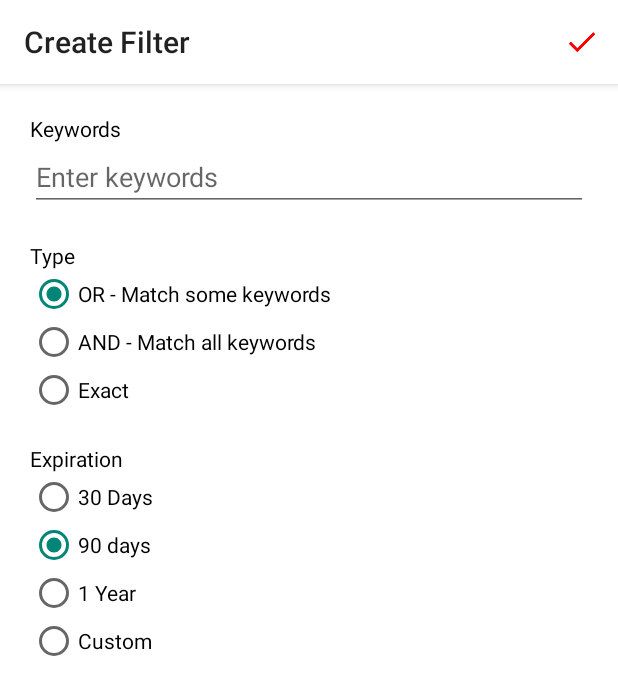
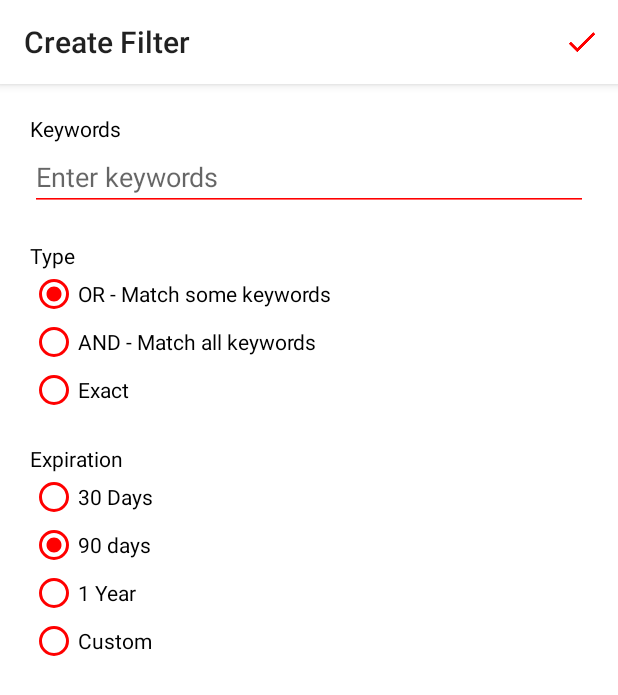
Before and after one commit to marklapasa/rfdhotdealswidget, an Android app: the screen it shows after launch (DealWatchActivity), after a tap on "ADD", on a phone screen of 412 x 824 dp. Shown: the top 695 px of the screen. Run offline under Robolectric (Android 15) with nearby library versions, the phone set to English and light mode, and no system bars; our stand-ins replace Picasso; libraries missing offline, so code that uses them is left out: com.orm, com.orm.dsl; pictures from the network do not load; 2 statements that could not run were skipped.

Commit message:
Work in progress

```diff
--- a/app/src/main/AndroidManifest.xml
+++ b/app/src/main/AndroidManifest.xml
@@ -49,7 +49,7 @@
                 android:resource="@xml/rfdhotdeals_appwidget_info"/>
         </receiver>
 
-        <receiver android:name=".DeleteNotificationBroadcastReceiver"
+        <receiver android:name=".MarkNotificationAsReadBroadcastReceiver"
                   android:enabled="true">
             <intent-filter>
                 <action android:name="notification_cancelled"/>
@@ -96,7 +96,8 @@
         <activity
             android:name=".DealWatchActivity"
             android:label="@string/title_activity_deal_watch"
-            android:theme="@style/rfdhotdeals">
+            android:theme="@style/rfdhotdeals"
+            android:launchMode="singleInstance">
             <!-- For testing purposes -->
             <intent-filter>
                 <action android:name="android.intent.action.MAIN"/>
--- a/app/src/main/java/net/lapasa/rfdhotdealswidget/DealWatchActivity.java
+++ b/app/src/main/java/net/lapasa/rfdhotdealswidget/DealWatchActivity.java
@@ -19,6 +19,7 @@ public class DealWatchActivity extends ActionBarActivity
     protected void onCreate(Bundle savedInstanceState)
     {
         super.onCreate(savedInstanceState);
+
         setContentView(R.layout.activity_deal_watch);
         DealWatchRecord.purgeExpired();
 
--- a/app/src/main/java/net/lapasa/rfdhotdealswidget/dealwatch/commands/SortAlphabeticallyCommand.java
+++ b/app/src/main/java/net/lapasa/rfdhotdealswidget/dealwatch/commands/SortAlphabeticallyCommand.java
@@ -1,8 +1,10 @@
 package net.lapasa.rfdhotdealswidget.dealwatch.commands;
+
+import net.lapasa.rfdhotdealswidget.fragments.DealWatchListFragment;
 
 public class SortAlphabeticallyCommand implements ICommand
 {
-    public SortAlphabeticallyCommand()
+    public SortAlphabeticallyCommand(DealWatchListFragment dealWatchListFragment)
     {
     }
 
--- a/app/src/main/java/net/lapasa/rfdhotdealswidget/fragments/CreateEditDealWatchFragment.java
+++ b/app/src/main/java/net/lapasa/rfdhotdealswidget/fragments/CreateEditDealWatchFragment.java
@@ -6,6 +6,7 @@ import android.content.Context;
 import android.content.DialogInterface;
 import android.os.Bundle;
 import android.support.annotation.Nullable;
+import android.support.v7.app.ActionBarActivity;
 import android.view.LayoutInflater;
 import android.view.Menu;
 import android.view.MenuInflater;
@@ -281,7 +282,11 @@ public class CreateEditDealWatchFragment extends Fragment implements DialogInter
     {
         super.onResume();
         int strResId = (isCreateMode) ? R.string.create_filter : R.string.edit_filter;
-        getActivity().setTitle(getActivity().getString(strResId));
+
+        android.support.v7.app.ActionBar supportActionBar = ((ActionBarActivity) getActivity()).getSupportActionBar();
+        supportActionBar.setTitle(strResId);
+        supportActionBar.setSubtitle(null);
+
 
     }
 
--- a/app/src/main/java/net/lapasa/rfdhotdealswidget/fragments/DealWatchListAdapter.java
+++ b/app/src/main/java/net/lapasa/rfdhotdealswidget/fragments/DealWatchListAdapter.java
@@ -26,7 +26,9 @@ import net.lapasa.rfdhotdealswidget.services.DispatchNotificationCommand;
 
 import java.io.IOException;
 import java.util.ArrayList;
+import java.util.HashSet;
 import java.util.List;
+import java.util.Set;
 
 public class DealWatchListAdapter extends BaseExpandableListAdapter implements View.OnClickListener
 {
@@ -46,7 +48,31 @@ public class DealWatchListAdapter extends BaseExpandableListAdapter implements V
     public void addCachedNewsRecords(List<NewsItem> items)
     {
         cachedNewsItems.clear();
-        cachedNewsItems.addAll(items);
+        cachedNewsItems.addAll(deduplicate(items));
+    }
+
+    private List<NewsItem> deduplicate(List<NewsItem> cachedNewsItems)
+    {
+        List<NewsItem> blacklist = new ArrayList<>();
+        Set<String> existingUrls = new HashSet<String>();
+        for (NewsItem newsItem : cachedNewsItems)
+        {
+            if (existingUrls.contains(newsItem.getUrl()))
+            {
+                blacklist.add(newsItem);
+            }
+            else
+            {
+                existingUrls.add(newsItem.getUrl());
+            }
+        }
+
+        for (NewsItem newsItem : blacklist)
+        {
+            cachedNewsItems.remove(newsItem);
+        }
+
+        return cachedNewsItems;
     }
 
     public void setRecords(List<DealWatchRecord> records)
@@ -68,7 +94,7 @@ public class DealWatchListAdapter extends BaseExpandableListAdapter implements V
         DealWatchRecord dealWatchRecord = records.get(groupPosition);
         if (dealWatchRecord == null || dealWatchRecord.filteredNewsItems == null)
         {
-            return 0;
+            dealWatchRecord.filteredNewsItems = dealWatchRecord.filter(cachedNewsItems);
         }
         return dealWatchRecord.filteredNewsItems.size();
     }
@@ -136,7 +162,6 @@ public class DealWatchListAdapter extends BaseExpandableListAdapter implements V
         expirationDate.setText(record.getExpirationStr());
 
         // Count
-
         record.filteredNewsItems = record.filter(cachedNewsItems);
 
         TextView count = (TextView) v.findViewById(R.id.count);
--- a/app/src/main/java/net/lapasa/rfdhotdealswidget/fragments/DealWatchListFragment.java
+++ b/app/src/main/java/net/lapasa/rfdhotdealswidget/fragments/DealWatchListFragment.java
@@ -1,7 +1,10 @@
 package net.lapasa.rfdhotdealswidget.fragments;
 
 import android.app.Fragment;
+import android.content.Context;
+import android.content.SharedPreferences;
 import android.os.Bundle;
+import android.support.v7.app.ActionBarActivity;
 import android.view.LayoutInflater;
 import android.view.Menu;
 import android.view.MenuInflater;
@@ -13,8 +16,6 @@ import android.widget.ExpandableListView;
 
 import net.lapasa.rfdhotdealswidget.DealWatchActivity;
 import net.lapasa.rfdhotdealswidget.R;
-import net.lapasa.rfdhotdealswidget.dealwatch.commands.SortAlphabeticallyCommand;
-import net.lapasa.rfdhotdealswidget.dealwatch.commands.SortByExpirationCommand;
 import net.lapasa.rfdhotdealswidget.model.NewsItemsDTO;
 import net.lapasa.rfdhotdealswidget.model.entities.DealWatchRecord;
 
@@ -22,10 +23,13 @@ import net.lapasa.rfdhotdealswidget.model.entities.DealWatchRecord;
 public class DealWatchListFragment extends Fragment
 {
 
+    private static final String SORT_PREFERENCE = "SORT_PREFERENCE";
     private ExpandableListView expandibleListView;
     private DealWatchListAdapter adapter;
     private int lastExpandedPosition;
     private boolean hasOpenedGroup;
+    private NewsItemsDTO newsItemDTO;
+    private String sortPreference = DealWatchRecord.SORT_ALPHABETICALLY_ASC;
 
     public DealWatchListFragment()
     {
@@ -60,6 +64,20 @@ public class DealWatchListFragment extends Fragment
 
         expandibleListView.setEmptyView(emptyView);
 
+        // From http://stackoverflow.com/a/17586315/855984
+        expandibleListView.setOnGroupExpandListener(new ExpandableListView.OnGroupExpandListener()
+        {
+            @Override
+            public void onGroupExpand(int groupPosition)
+            {
+                if (lastExpandedPosition != -1 && groupPosition != lastExpandedPosition)
+                {
+                    expandibleListView.collapseGroup(lastExpandedPosition);
+                }
+                lastExpandedPosition = groupPosition;
+            }
+        });
+
         return v;
     }
 
@@ -87,10 +105,27 @@ public class DealWatchListFragment extends Fragment
 //                new CollapseAllCommand().execute();
 //                break;
             case R.id.action_sort_alphabetically:
-                new SortAlphabeticallyCommand().execute();
+                if (DealWatchRecord.SORT_ALPHABETICALLY_ASC.equals(sortPreference))
+                {
+                    rememberSortPreference(DealWatchRecord.SORT_ALPHABETICALLY_DESC);
+                }
+                else
+                {
+                    rememberSortPreference(DealWatchRecord.SORT_ALPHABETICALLY_ASC);
+                }
+                refresh();
                 break;
             case R.id.action_sort_by_expiration:
-                new SortByExpirationCommand().execute();
+                if (DealWatchRecord.SORT_EXPIRATION_ASC.equals(sortPreference))
+                {
+                    rememberSortPreference(DealWatchRecord.SORT_EXPIRATION_DESC);
+                }
+                else
+                {
+                    rememberSortPreference(DealWatchRecord.SORT_EXPIRATION_ASC);
+                }
+
+                refresh();
                 break;
 //            case R.id.action_group_by_enabled:
 //                new GroupByEnabledCommand().execute();
@@ -101,6 +136,16 @@ public class DealWatchListFragment extends Fragment
 
 
         return super.onOptionsItemSelected(item);
+    }
+
+    private void rememberSortPreference(String targetPref)
+    {
+        sortPreference = targetPref;
+        SharedPreferences sharedPreferences = getActivity().getSharedPreferences(DealWatchListFragment.class.getName(), Context.MODE_PRIVATE);
+        SharedPreferences.Editor editor = sharedPreferences.edit();
+        editor.putString(SORT_PREFERENCE, sortPreference);
+        editor.apply();
+
     }
 
     private void launchEditor(DealWatchRecord record)
@@ -119,17 +164,47 @@ public class DealWatchListFragment extends Fragment
     public void onResume()
     {
         super.onResume();
-        getActivity().setTitle(getActivity().getString(R.string.deal_watch));
+        refresh();
     }
-
 
     private void refresh()
     {
+
+        android.support.v7.app.ActionBar supportActionBar = ((ActionBarActivity) getActivity()).getSupportActionBar();
+        supportActionBar.setTitle(getActivity().getString(R.string.deal_watch));
+        supportActionBar.setSubtitle(getActivity().getString(R.string.sub_title));
+
         if (adapter == null)
         {
             adapter = new DealWatchListAdapter(getActivity());
         }
-        adapter.setRecords(DealWatchRecord.getAllRecords());
+
+        recallSortPreference();
+        adapter.setRecords(DealWatchRecord.getAllRecords(sortPreference));
+
+        // Cache news Items
+        if (newsItemDTO == null)
+        {
+            newsItemDTO = new NewsItemsDTO(getActivity());
+        }
+        adapter.addCachedNewsRecords(newsItemDTO.find(null));
+
+        expandibleListView.setAdapter(adapter);
+
+        if (getArguments() != null)
+        {
+            long targetDealWatchToBeOpened = getArguments().getLong(DealWatchActivity.RECORD_ID, -1L);
+            if (targetDealWatchToBeOpened >= 0)
+            {
+                openById(targetDealWatchToBeOpened);
+            }
+        }
+    }
+
+    private void recallSortPreference()
+    {
+        SharedPreferences sharedPreferences = getActivity().getSharedPreferences(DealWatchListFragment.class.getName(), Context.MODE_PRIVATE);
+        sortPreference = sharedPreferences.getString(SORT_PREFERENCE, DealWatchRecord.SORT_ALPHABETICALLY_ASC);
     }
 
 
@@ -139,42 +214,6 @@ public class DealWatchListFragment extends Fragment
         super.registerForContextMenu(view);
     }
 
-    @Override
-    public void onActivityCreated(Bundle savedInstanceState)
-    {
-        super.onActivityCreated(savedInstanceState);
-        refresh();
-
-        // Cache news Items
-        NewsItemsDTO dto = new NewsItemsDTO(getActivity());
-        adapter.addCachedNewsRecords(dto.find(null));
-
-        expandibleListView.setAdapter(adapter);
-
-        // From http://stackoverflow.com/a/17586315/855984
-        expandibleListView.setOnGroupExpandListener(new ExpandableListView.OnGroupExpandListener()
-        {
-            @Override
-            public void onGroupExpand(int groupPosition)
-            {
-                if (lastExpandedPosition != -1 && groupPosition != lastExpandedPosition)
-                {
-                    expandibleListView.collapseGroup(lastExpandedPosition);
-                }
-                lastExpandedPosition = groupPosition;
-            }
-        });
-
-        if (getArguments() != null)
-        {
-            long targetDealWatchToBeOpened = getArguments().getLong(DealWatchActivity.RECORD_ID, -1L);
-            if (targetDealWatchToBeOpened >= 0)
-            {
-                openById(targetDealWatchToBeOpened);
-            }
-        }
-
-    }
 
     public void openById(long targetDealWatchToBeOpened)
     {
@@ -192,7 +231,7 @@ public class DealWatchListFragment extends Fragment
 
         if (targetIndex >= 0)
         {
-            expandibleListView.expandGroup(targetIndex);
+            expandibleListView.expandGroup(targetIndex, true);
         }
     }
     /**
--- a/app/src/main/java/net/lapasa/rfdhotdealswidget/model/NewsItemsDTO.java
+++ b/app/src/main/java/net/lapasa/rfdhotdealswidget/model/NewsItemsDTO.java
@@ -418,7 +418,7 @@ public class NewsItemsDTO
 	{
 		open();
 		String whereClause = NewsItemSQLHelper.WIDGET_ID + " = " + appWidgetId;
-		database.delete(NewsItemSQLHelper.TABLE_NEWS_ITEMS, whereClause, null);
+		int delete = database.delete(NewsItemSQLHelper.TABLE_NEWS_ITEMS, whereClause, null);
 		close();
 	}
 }
--- a/app/src/main/java/net/lapasa/rfdhotdealswidget/model/entities/DealWatchRecord.java
+++ b/app/src/main/java/net/lapasa/rfdhotdealswidget/model/entities/DealWatchRecord.java
@@ -29,10 +29,18 @@ import java.util.Map;
 @Table(name = "DEAL_WATCH_RECORD")
 public class DealWatchRecord extends SugarRecord
 {
+
     static SimpleDateFormat sdf = new SimpleDateFormat("MM/dd/yyyy", Locale.US);
     public static final long FILTER_AND     = 0;
     public static final long FILTER_OR      = 1;
     public static final long FILTER_EXACT   = 2;
+
+//    public static final String SORT_ALPHABETICALLY_ASC = "SORT_ALPHABETICALLY_ASC";
+//    public static final String SORT_EXPIRATION_ASC = "SORT_EXPIRATION_ASC";
+    public static final String SORT_ALPHABETICALLY_ASC = "SORT_ALPHABETICALLY_ASC";
+    public static final String SORT_EXPIRATION_ASC = "SORT_EXPIRATION_ASC";
+    public static final String SORT_ALPHABETICALLY_DESC = "SORT_ALPHABETICALLY_DESC";
+    public static final String SORT_EXPIRATION_DESC = "SORT_EXPIRATION_DESC";
 
     @Ignore
     private static String[] columnNames = new String[]{"title","body"};
@@ -73,13 +81,34 @@ public class DealWatchRecord extends SugarRecord
 
     public static List<DealWatchRecord> getAllRecords()
     {
-        return DealWatchRecord.find(DealWatchRecord.class, null, new String[]{});
+        return getAllRecords(null);
     }
 
-    public static void update(DealWatchRecord record)
+    public static List<DealWatchRecord> getAllRecords(String sortPreference)
     {
-        record.save();
+        String orderBy = null;
+
+        if (SORT_ALPHABETICALLY_ASC.equals(sortPreference))
+        {
+            orderBy = "keywords ASC";
+        }
+        else if (SORT_EXPIRATION_ASC.equals(sortPreference))
+        {
+            orderBy = "expiration ASC";
+        }
+        else if (SORT_ALPHABETICALLY_DESC.equals(sortPreference))
+        {
+            orderBy = "keywords DESC";
+        }
+        else if (SORT_EXPIRATION_DESC.equals(sortPreference))
+        {
+            orderBy = "expiration DESC";
+        }
+
+
+        return DealWatchRecord.find(DealWatchRecord.class, null, new String[]{}, null, orderBy, null);
     }
+
 
     public static void delete(DealWatchRecord record)
     {
@@ -136,7 +165,7 @@ public class DealWatchRecord extends SugarRecord
     public static void purgeExpired()
     {
         Date now = new Date();
-        List<DealWatchRecord> allRecords = getAllRecords();
+        List<DealWatchRecord> allRecords = getAllRecords(null);
         for (int i = 0; i < allRecords.size(); i++)
         {
             DealWatchRecord record = allRecords.get(i);
--- a/app/src/main/res/layout/deal_watch_create_edit.xml
+++ b/app/src/main/res/layout/deal_watch_create_edit.xml
@@ -21,7 +21,9 @@
             android:id="@+id/keywords"
             android:layout_width="match_parent"
             android:layout_height="match_parent"
-            android:hint="Enter keywords"/>
+            android:hint="Enter keywords"
+            android:textCursorDrawable="@null"
+            android:backgroundTint="@color/red"/>
 
         <!-- Type -->
         <TextView
@@ -33,26 +35,30 @@
         <RadioGroup
             android:id="@+id/typeRadioGroup"
             android:layout_width="match_parent"
-            android:layout_height="wrap_content">
+            android:layout_height="wrap_content"
+            android:buttonTint="@color/red">
 
             <RadioButton
                 android:id="@+id/OR_filter"
                 android:layout_width="match_parent"
                 android:layout_height="wrap_content"
-                android:text="OR - Match some keywords"/>
+                android:text="OR - Match some keywords"
+                android:buttonTint="@color/red"/>
 
 
             <RadioButton
                 android:id="@+id/AND_filter"
                 android:layout_width="match_parent"
                 android:layout_height="wrap_content"
-                android:text="AND - Match all keywords"/>
+                android:text="AND - Match all keywords"
+                android:buttonTint="@color/red"/>
 
             <RadioButton
                 android:id="@+id/EXACT_filter"
                 android:layout_width="match_parent"
                 android:layout_height="wrap_content"
-                android:text="Exact"/>
+                android:text="Exact"
+                android:buttonTint="@color/red"/>
 
         </RadioGroup>
 
@@ -67,38 +73,45 @@
         <RadioGroup
             android:id="@+id/expirationRadioGroup"
             android:layout_width="match_parent"
-            android:layout_height="wrap_content">
+            android:layout_height="wrap_content"
+            android:buttonTint="@color/red">
 
             <RadioButton
                 android:id="@+id/_30days"
                 android:layout_width="match_parent"
                 android:layout_height="wrap_content"
-                android:text="30 Days"/>
+                android:text="30 Days"
+                android:buttonTint="@color/red"/>
 
             <RadioButton
                 android:id="@+id/_90days"
                 android:layout_width="match_parent"
                 android:layout_height="wrap_content"
-                android:text="90 days"/>
+                android:text="90 days"
+                android:buttonTint="@color/red"/>
 
             <RadioButton
                 android:id="@+id/_1year"
                 android:layout_width="match_parent"
                 android:layout_height="wrap_content"
-                android:text="1 Year"/>
+                android:text="1 Year"
+                android:buttonTint="@color/red"/>
 
             <RadioButton
                 android:id="@+id/customDate"
                 android:layout_width="match_parent"
                 android:layout_height="wrap_content"
-                android:text="Custom"/>
+                android:text="Custom"
+                android:buttonTint="@color/red"/>
         </RadioGroup>
 
         <DatePicker
             android:id="@+id/customDatePicker"
             android:layout_width="match_parent"
             android:layout_height="wrap_content"
-            android:visibility="gone"/>
+            android:visibility="gone"
+            android:backgroundTint="@color/red"
+            android:foregroundTint="@color/red"/>
 
     </LinearLayout>
 </ScrollView>
--- a/app/src/main/res/values/strings.xml
+++ b/app/src/main/res/values/strings.xml
@@ -43,4 +43,5 @@
     <string name="edit_filter">Edit Filter</string>
     <string name="deal_watch">Deal Watch</string>
     <string name="checking_rss_feed">Checking RSS Feed..</string>
+    <string name="sub_title">Receive Alerts When Filters Match</string>
 </resources>
--- a/app/src/main/res/values/styles.xml
+++ b/app/src/main/res/values/styles.xml
@@ -30,11 +30,13 @@
     <!-- Application theme. -->
     <style name="AppTheme" parent="Theme.AppCompat.Light">
         <item name="android:textColor">#ffffffff</item>
+        <item name="android:editTextColor">@color/red</item>
     </style>
 
     <style name="RFDHDActionBar" parent="@style/Widget.AppCompat.Light.ActionBar.Solid.Inverse">
         <item name="android:background"  tools:ignore="NewApi">@color/red</item>
         <item name="background">@color/white</item>
+        <item name="android:textColor">@color/red</item>
     </style>
 
     <style name="rfdhotdeals" parent="Theme.AppCompat.Light">
```
Also changed, not shown: app/src/main/java/net/lapasa/rfdhotdealswidget/DealsWidgetProvider.java (+22 -2 lines), app/src/main/java/net/lapasa/rfdhotdealswidget/DeleteNotificationBroadcastReceiver.java (deleted, +0 -41 lines), app/src/main/java/net/lapasa/rfdhotdealswidget/MarkNotificationAsReadBroadcastReceiver.java (added, +35 -0 lines), app/src/main/java/net/lapasa/rfdhotdealswidget/model/entities/NotificationRecord.java (+44 -1 lines), app/src/main/java/net/lapasa/rfdhotdealswidget/services/DispatchNotificationCommand.java (+5 -47 lines), app/src/main/java/net/lapasa/rfdhotdealswidget/services/NotificationService.java (+154 -19 lines).
